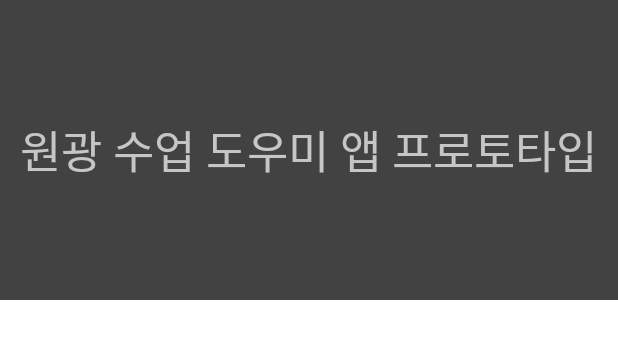
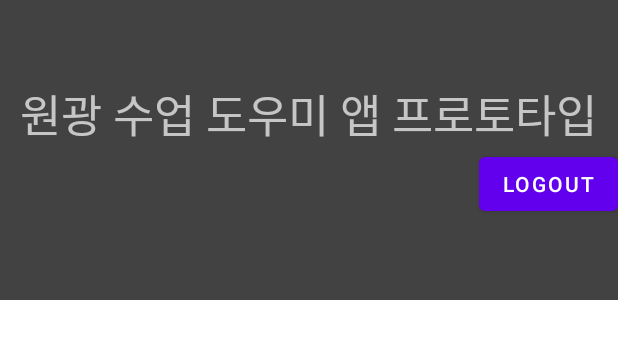
Before and after one commit to mnyu123/Study_Support_App_Project, an Android app: the layout header.xml on its own in the app's theme, with its tools: preview values and no code run, on a phone screen of 412 x 824 dp. Shown: the top 339 px of the screen. Run offline under Robolectric (Android 15) with nearby library versions, the phone set to English and light mode, and no system bars.

Commit message:
로그아웃 버튼추가

```diff
--- a/app/src/main/res/layout/header.xml
+++ b/app/src/main/res/layout/header.xml
@@ -14,4 +14,11 @@
         android:text="원광 수업 도우미 앱 프로토타입"
         android:textSize="30dp" />
 
+    <Button
+        android:id="@+id/logout_button"
+        android:layout_width="wrap_content"
+        android:layout_height="wrap_content"
+        android:layout_gravity="end|bottom"
+        android:text="logout" />
+
 </LinearLayout>
```
Also changed, not shown: app/src/main/java/com/example/myapplication/CalendarActivity.java (+16 -0 lines).
